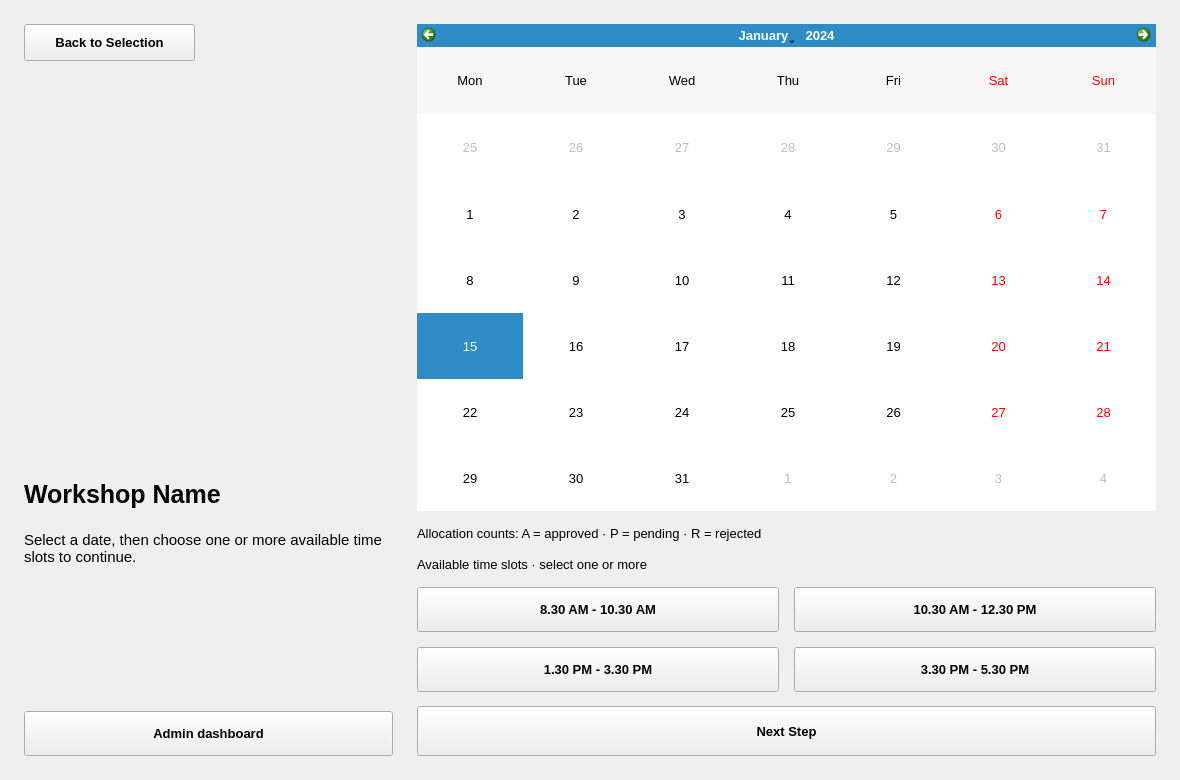
PPAS-Rashmika/SYNCLAB-Centralized-Workshop-Laboratory-Allocation-Platform, file SYNCLAB - Source Code/ui/forms/page2.ui: the form before one commit.
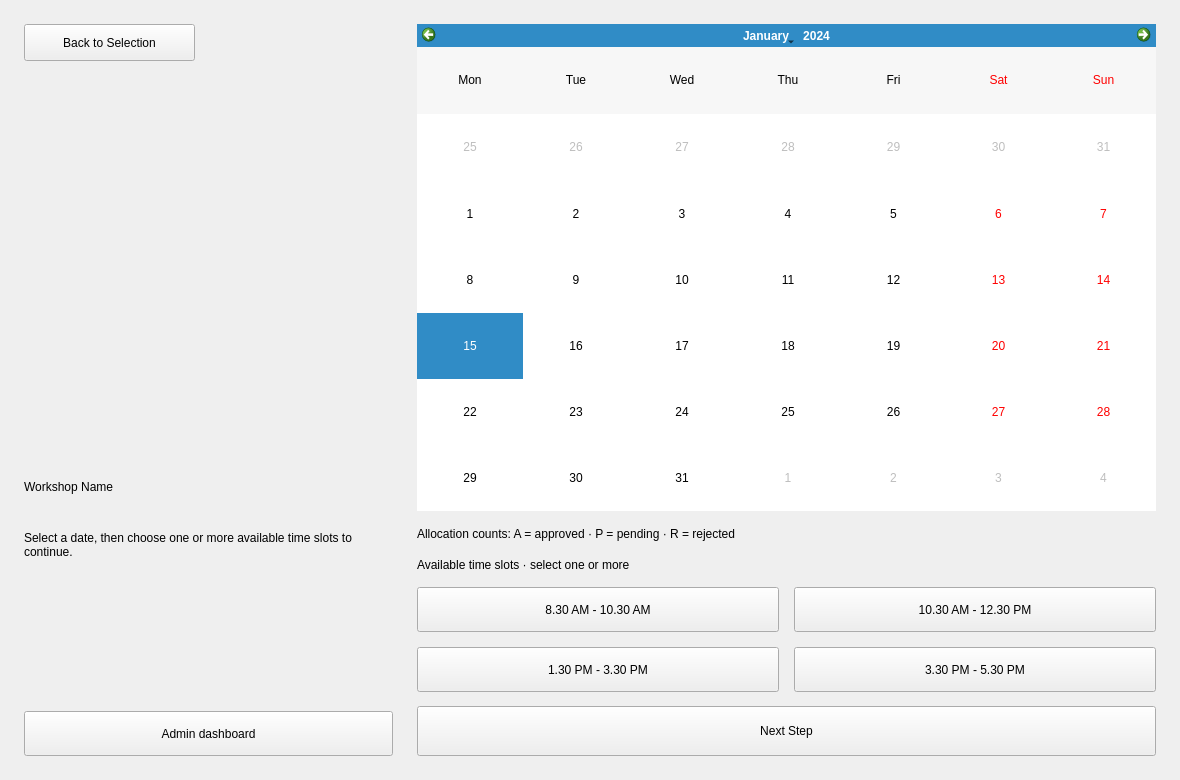
The form after the commit. Custom widgets are drawn as their Qt base class.

What changed in the file:
```diff
--- a/SYNCLAB - Source Code/ui/forms/page2.ui
+++ b/SYNCLAB - Source Code/ui/forms/page2.ui
@@ -10,12 +10,66 @@
     <height>780</height>
    </rect>
   </property>
-  <property name="font">
-   <font>
-    <family>Segoe UI</family>
-    <pointsize>10</pointsize>
-    <bold>false</bold>
-   </font>
+  <property name="darkStyleSheet" stdset="0">
+   <string notr="true">QWidget { font-family: "Segoe UI"; font-size: 10pt; }
+QWidget { color:#F1F5F9;   }
+QMainWindow, QStackedWidget, QWidget#page0Widget, QWidget#page1Widget, QWidget#page2Widget, QWidget#page3Widget, QWidget#page4Widget { background:#0F172A; }
+QScrollArea { border:none; background:transparent; }
+QScrollArea &gt; QWidget &gt; QWidget { background:#0F172A; }
+QScrollArea#cardsScrollArea &gt; QWidget, QWidget#cardsScrollContents { background:transparent; }
+QLabel { background:transparent; }
+QLabel#welcomeTitle { color:#AABAD0;   }
+QLabel#syncLabTitle {   }
+QLabel#syncLabSubtitle {   }
+QLabel#welcomeDesc, QLabel#selectedDescLabel2, QLabel#adminWsDescLbl { color:#AABAD0;  }
+QLabel#selectTitleLabel, QLabel#selectedNameLabel2, QLabel#confirmTitleLbl, QLabel#adminWsTitleLbl {   }
+QLineEdit, QTextEdit, QComboBox { background:#1E293B; border:1px solid #43536B; border-radius:7px; padding:8px; selection-background-color:#2563EB; selection-color:white; }
+QLineEdit:focus, QTextEdit:focus, QComboBox:focus { border:1px solid #2563EB; }
+QComboBox QAbstractItemView { background:#1E293B; color:#F1F5F9; selection-background-color:#2563EB; selection-color:white; }
+QPushButton { background:#1E293B; color:#F1F5F9; border:1px solid #43536B; border-radius:8px; padding:9px 14px;  }
+QPushButton:hover, QPushButton:focus { background:#253C61; border-color:#2563EB; }
+QPushButton:pressed { border:2px solid #2563EB; }
+QPushButton#allocateNowBtn, QPushButton#nextBtn, QPushButton#nextTo3Btn, QPushButton#submitBtn, QPushButton#updateBtn { background:#2563EB; color:white; border:1px solid #2563EB; }
+QPushButton#allocateNowBtn:hover, QPushButton#nextBtn:hover, QPushButton#nextTo3Btn:hover, QPushButton#submitBtn:hover, QPushButton#updateBtn:hover { background:#1D4ED8; }
+QPushButton#deleteBtn, QPushButton#adminDelBtn { color:#FDA4AF; }
+QPushButton[timeSlot=true] { padding:10px 8px; }
+QPushButton:checked { background:#2563EB; color:white; border-color:#2563EB; }
+QPushButton:disabled { background:#0F172A; color:#AABAD0; border:1px solid #43536B; }
+QPushButton#allocateNowBtn:disabled, QPushButton#nextBtn:disabled, QPushButton#nextTo3Btn:disabled, QPushButton#submitBtn:disabled, QPushButton#updateBtn:disabled, QPushButton#deleteBtn:disabled, QPushButton#adminDelBtn:disabled { background:#0F172A; color:#AABAD0; border:1px solid #43536B; }
+QFrame#summaryBox { background:#253C61; border:1px solid #43536B; border-radius:10px; }
+QLabel#summaryDateLbl { color:#8DB8FF;  }
+QTableWidget { background:#1E293B; alternate-background-color:#0F172A; border:1px solid #43536B; gridline-color:#43536B; selection-background-color:#253C61; selection-color:#F1F5F9; }
+QHeaderView::section { font-weight:600; background:#253C61; color:#F1F5F9; border:none; padding:10px;  }
+QTableWidget QLineEdit, QTableWidget QComboBox { padding:4px; border-radius:4px; }
+QCalendarWidget { background:#1E293B; border:1px solid #43536B; border-radius:8px; }
+QCalendarWidget QWidget#qt_calendar_navigationbar { background:#2563EB; }
+QCalendarWidget QToolButton { font-weight:600; color:white; background:transparent; padding:6px;  }
+QCalendarWidget QMenu, QCalendarWidget QSpinBox { background:#1E293B; color:#F1F5F9; }
+QCalendarWidget QAbstractItemView { background:#1E293B; color:#F1F5F9; selection-background-color:#2563EB; selection-color:white; outline:0; }
+QToolTip { background:#1E293B; color:#F1F5F9; border:1px solid #43536B; padding:6px; }
+#page2Widget { font-family: "Segoe UI"; font-size: 10pt; font-weight: normal; }
+#backTo1Btn { font-family: "Segoe UI"; font-size: 10pt; font-weight: bold; }
+#selectedImgLabel2 { font-family: "Segoe UI"; font-size: 10pt; font-weight: normal; }
+#selectedNameLabel2 { font-family: "Segoe UI"; font-size: 19pt; font-weight: bold; }
+#selectedDescLabel2 { font-family: "Segoe UI"; font-size: 11pt; font-weight: normal; }
+#adminBtn2 { font-family: "Segoe UI"; font-size: 10pt; font-weight: bold; }
+#calendar { font-family: "Segoe UI"; font-size: 10pt; font-weight: normal; }
+#calendarLegend { font-family: "Segoe UI"; font-size: 10pt; font-weight: normal; }
+#timeSlotsLabel { font-family: "Segoe UI"; font-size: 10pt; font-weight: normal; }
+#timeBtn1 { font-family: "Segoe UI"; font-size: 10pt; font-weight: bold; }
+#timeBtn2 { font-family: "Segoe UI"; font-size: 10pt; font-weight: bold; }
+#timeBtn3 { font-family: "Segoe UI"; font-size: 10pt; font-weight: bold; }
+#timeBtn4 { font-family: "Segoe UI"; font-size: 10pt; font-weight: bold; }
+#nextTo3Btn { font-family: "Segoe UI"; font-size: 10pt; font-weight: bold; }
+CustomCalendarWidget {
+ qproperty-approvedColor: #166534;
+ qproperty-pendingColor: #92400E;
+ qproperty-rejectedColor: #B91C1C;
+ qproperty-badgeTextColor: #FFFFFF;
+ qproperty-headerBackground: #DBEAFE;
+ qproperty-headerForeground: #1E40AF;
+ qproperty-badgeFontSize: 11;
+}</string>
   </property>
   <property name="styleSheet">
    <string notr="true">QWidget { color:#17243B;   }QMainWindow, QStackedWidget, QWidget#page0Widget, QWidget#page1Widget, QWidget#page2Widget, QWidget#page3Widget, QWidget#page4Widget { background:#F4F7FB; }QScrollArea { border:none; background:transparent; } QScrollArea &gt; QWidget &gt; QWidget { background:#F4F7FB; }QScrollArea#cardsScrollArea &gt; QWidget, QWidget#cardsScrollContents { background:transparent; }QLabel { background:transparent; }QLabel#welcomeTitle { color:#52647D;   }QLabel#syncLabTitle {   }QLabel#syncLabSubtitle {   }QLabel#welcomeDesc, QLabel#selectedDescLabel2, QLabel#adminWsDescLbl { color:#52647D;  }QLabel#selectTitleLabel, QLabel#selectedNameLabel2, QLabel#confirmTitleLbl, QLabel#adminWsTitleLbl {   }QLineEdit, QTextEdit, QComboBox { background:#FFFFFF; border:1px solid #D4DEEB; border-radius:7px; padding:8px; selection-background-color:#2563EB; selection-color:white; }QLineEdit:focus, QTextEdit:focus, QComboBox:focus { border:1px solid #2563EB; }QComboBox QAbstractItemView { background:#FFFFFF; color:#17243B; selection-background-color:#2563EB; selection-color:white; }QPushButton { background:#FFFFFF; color:#17243B; border:1px solid #D4DEEB; border-radius:8px; padding:9px 14px;  }QPushButton:hover, QPushButton:focus { background:#EAF2FF; border-color:#2563EB; }QPushButton:pressed { border:2px solid #2563EB; }QPushButton#allocateNowBtn, QPushButton#nextBtn, QPushButton#nextTo3Btn, QPushButton#submitBtn, QPushButton#updateBtn { background:#2563EB; color:white; border:1px solid #2563EB; }QPushButton#allocateNowBtn:hover, QPushButton#nextBtn:hover, QPushButton#nextTo3Btn:hover, QPushButton#submitBtn:hover, QPushButton#updateBtn:hover { background:#1D4ED8; }QPushButton#deleteBtn, QPushButton#adminDelBtn { color:#BE123C; }QPushButton[timeSlot=true] { padding:10px 8px; }QPushButton:checked { background:#2563EB; color:white; border-color:#2563EB; }QPushButton:disabled { background:#F4F7FB; color:#52647D; border:1px solid #D4DEEB; }QPushButton#allocateNowBtn:disabled, QPushButton#nextBtn:disabled, QPushButton#nextTo3Btn:disabled, QPushButton#submitBtn:disabled, QPushButton#updateBtn:disabled, QPushButton#deleteBtn:disabled, QPushButton#adminDelBtn:disabled { background:#F4F7FB; color:#52647D; border:1px solid #D4DEEB; }QFrame#summaryBox { background:#EAF2FF; border:1px solid #D4DEEB; border-radius:10px; }QLabel#summaryDateLbl { color:#2563EB;  }QTableWidget { background:#FFFFFF; alternate-background-color:#F4F7FB; border:1px solid #D4DEEB; gridline-color:#D4DEEB; selection-background-color:#EAF2FF; selection-color:#17243B; }QHeaderView::section { font-weight:600; background:#EAF2FF; color:#17243B; border:none; padding:10px;  }QTableWidget QLineEdit, QTableWidget QComboBox { padding:4px; border-radius:4px; }QCalendarWidget { background:#FFFFFF; border:1px solid #D4DEEB; border-radius:8px; }QCalendarWidget QWidget#qt_calendar_navigationbar { background:#2563EB; }QCalendarWidget QToolButton { font-weight:600; color:white; background:transparent; padding:6px;  }QCalendarWidget QMenu, QCalendarWidget QSpinBox { background:#FFFFFF; color:#17243B; }QCalendarWidget QAbstractItemView { background:#FFFFFF; color:#17243B; selection-background-color:#2563EB; selection-color:white; outline:0; }QToolTip { background:#FFFFFF; color:#17243B; border:1px solid #D4DEEB; padding:6px; }</string>
@@ -29,13 +83,6 @@
      <height>37</height>
     </rect>
    </property>
-   <property name="font">
-    <font>
-     <family>Segoe UI</family>
-     <pointsize>10</pointsize>
-     <bold>true</bold>
-    </font>
-   </property>
    <property name="cursor">
     <cursorShape>PointingHandCursor</cursorShape>
    </property>
@@ -75,13 +122,6 @@
      <height>51</height>
     </rect>
    </property>
-   <property name="font">
-    <font>
-     <family>Segoe UI</family>
-     <pointsize>19</pointsize>
-     <bold>true</bold>
-    </font>
-   </property>
    <property name="text">
     <string>Workshop Name</string>
    </property>
@@ -104,13 +144,6 @@
      <height>105</height>
     </rect>
    </property>
-   <property name="font">
-    <font>
-     <family>Segoe UI</family>
-     <pointsize>11</pointsize>
-     <bold>false</bold>
-    </font>
-   </property>
    <property name="text">
     <string>Select a date, then choose one or more available time slots to continue.</string>
    </property>
@@ -133,13 +166,6 @@
      <height>45</height>
     </rect>
    </property>
-   <property name="font">
-    <font>
-     <family>Segoe UI</family>
-     <pointsize>10</pointsize>
-     <bold>true</bold>
-    </font>
-   </property>
    <property name="cursor">
     <cursorShape>PointingHandCursor</cursorShape>
    </property>
@@ -156,13 +182,6 @@
      <height>487</height>
     </rect>
    </property>
-   <property name="font">
-    <font>
-     <family>Segoe UI</family>
-     <pointsize>10</pointsize>
-     <bold>false</bold>
-    </font>
-   </property>
    <property name="verticalHeaderFormat">
     <enum>QCalendarWidget::VerticalHeaderFormat::NoVerticalHeader</enum>
    </property>
@@ -176,13 +195,6 @@
      <height>17</height>
     </rect>
    </property>
-   <property name="font">
-    <font>
-     <family>Segoe UI</family>
-     <pointsize>10</pointsize>
-     <bold>false</bold>
-    </font>
-   </property>
    <property name="text">
     <string>Allocation counts: A = approved · P = pending · R = rejected</string>
    </property>
@@ -199,13 +211,6 @@
      <height>17</height>
     </rect>
    </property>
-   <property name="font">
-    <font>
-     <family>Segoe UI</family>
-     <pointsize>10</pointsize>
-     <bold>false</bold>
-    </font>
-   </property>
    <property name="text">
     <string>Available time slots · select one or more</string>
    </property>
@@ -222,13 +227,6 @@
      <height>45</height>
     </rect>
    </property>
-   <property name="font">
-    <font>
-     <family>Segoe UI</family>
-     <pointsize>10</pointsize>
-     <bold>true</bold>
-    </font>
-   </property>
    <property name="cursor">
     <cursorShape>PointingHandCursor</cursorShape>
    </property>
@@ -254,13 +252,6 @@
      <height>45</height>
     </rect>
    </property>
-   <property name="font">
-    <font>
-     <family>Segoe UI</family>
-     <pointsize>10</pointsize>
-     <bold>true</bold>
-    </font>
-   </property>
    <property name="cursor">
     <cursorShape>PointingHandCursor</cursorShape>
    </property>
@@ -286,13 +277,6 @@
      <height>45</height>
     </rect>
    </property>
-   <property name="font">
-    <font>
-     <family>Segoe UI</family>
-     <pointsize>10</pointsize>
-     <bold>true</bold>
-    </font>
-   </property>
    <property name="cursor">
     <cursorShape>PointingHandCursor</cursorShape>
    </property>
@@ -318,13 +302,6 @@
      <height>45</height>
     </rect>
    </property>
-   <property name="font">
-    <font>
-     <family>Segoe UI</family>
-     <pointsize>10</pointsize>
-     <bold>true</bold>
-    </font>
-   </property>
    <property name="cursor">
     <cursorShape>PointingHandCursor</cursorShape>
    </property>
@@ -350,13 +327,6 @@
      <height>50</height>
     </rect>
    </property>
-   <property name="font">
-    <font>
-     <family>Segoe UI</family>
-     <pointsize>10</pointsize>
-     <bold>true</bold>
-    </font>
-   </property>
    <property name="cursor">
     <cursorShape>PointingHandCursor</cursorShape>
    </property>
```
Left out of the diff: 73 changed lines with no effect on the pictures.
